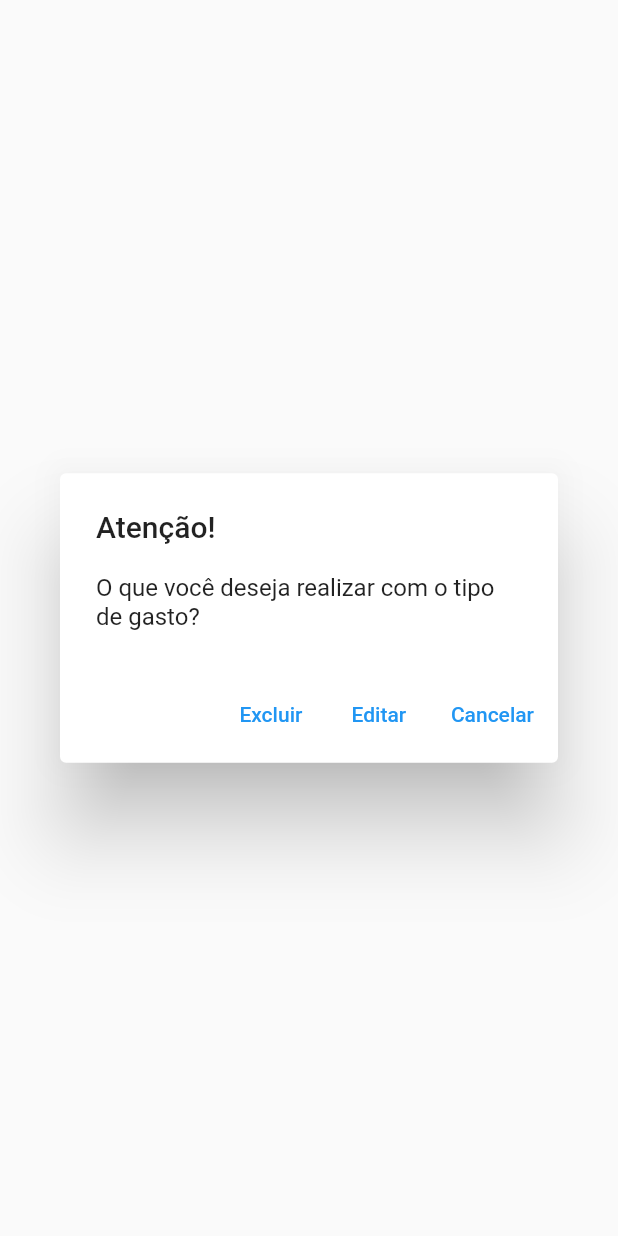
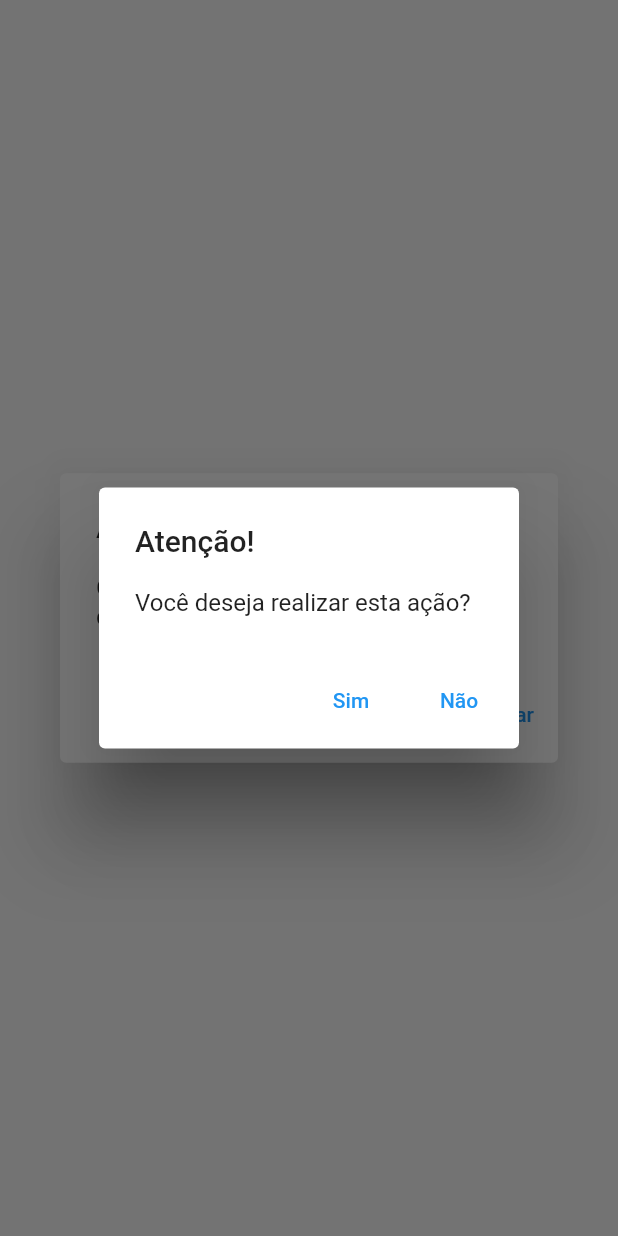
Before and after one commit to dealmeida-gabriel-1945/flutter-app-financeiro-des-mov, a Flutter app: the DeleteEditDialogTipoGasto widget shown alone on an empty page, opened directly with empty values, after a tap on "Excluir", on a phone screen of 412 x 824 dp. Run offline on Flutter 3.47's test engine with Material 2 defaults, Android fonts, the phone set to English and light mode, and no system bars; our stand-ins replace sqflite; accounts and stored records are empty.

Commit message:
Adicionado um dialog de "sim ou não" quando for excluir algum dado

```diff
--- a/lib/visao/widgets/delete_edit_dialog_tipo_gasto.dart
+++ b/lib/visao/widgets/delete_edit_dialog_tipo_gasto.dart
@@ -1,6 +1,7 @@
 import 'package:flutter/material.dart';
 import 'package:login_screen/controle/tipo_gasto_controller.dart';
 import 'package:login_screen/modelo/beans/tipo_gasto.dart';
+import 'package:login_screen/visao/widgets/yes_no_dialog.dart';
 
 class DeleteEditDialogTipoGasto extends StatelessWidget {
 
@@ -25,11 +26,17 @@ class DeleteEditDialogTipoGasto extends StatelessWidget {
         TextButton(
           child: const Text('Excluir'),
           onPressed: () {
-            TipoGastoContoller.delete(_tipoGasto.id)
-                .then((value) {
-              _onEnd();
-              Navigator.of(context).pop();
-            });
+            showDialog(
+                context: context,
+                builder:
+                  (context) => YesNoDialog(
+                        () => TipoGastoContoller.delete(_tipoGasto.id)
+                                .then((value) {
+                                    _onEnd();
+                                    Navigator.of(context).pop();
+                                }),
+                        () => null)
+            );
           },
         ),
         TextButton(
--- /dev/null
+++ b/lib/visao/widgets/yes_no_dialog.dart
@@ -0,0 +1,52 @@
+
+import 'package:flutter/material.dart';
+
+class YesNoDialog extends StatelessWidget {
+
+  final _onYes;
+  final _onNo;
+  var title;
+  var bodyText;
+  var yesText;
+  var noText;
+
+
+  YesNoDialog(
+    this._onYes, this._onNo,
+    [
+      this.title = "Atenção!",
+      this.bodyText = "Você deseja realizar esta ação?",
+      this.yesText = "Sim",
+      this.noText = "Não",
+    ]);
+
+  @override
+  Widget build(BuildContext context) {
+    return AlertDialog(
+      title: Text(title),
+      content: SingleChildScrollView(
+        child: ListBody(
+          children: <Widget>[
+            Text(bodyText),
+          ],
+        ),
+      ),
+      actions: <Widget>[
+        TextButton(
+          child: Text(yesText),
+          onPressed: () {
+            _onYes();
+            Navigator.of(context).pop();
+          },
+        ),
+        TextButton(
+          child: Text(noText),
+          onPressed: () {
+            _onNo();
+            Navigator.of(context).pop();
+          },
+        ),
+      ],
+    );;
+  }
+}
```
Also changed, not shown: lib/visao/widgets/delete_edit_dialog_tipo_receita.dart (+12 -5 lines).
